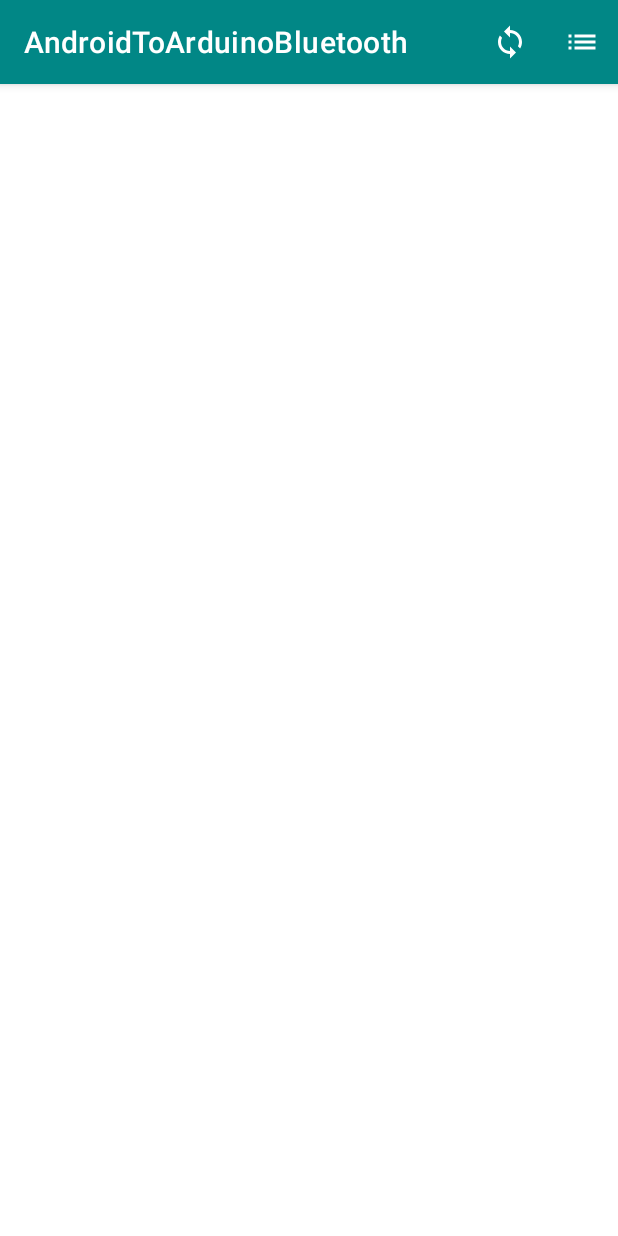
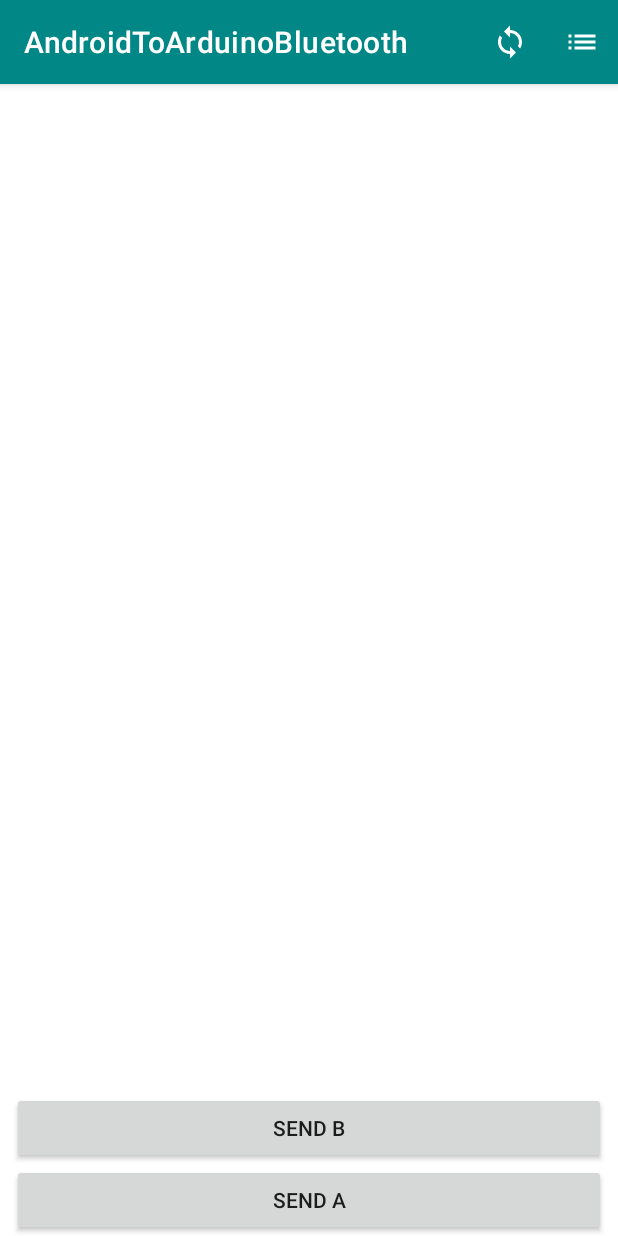
Before and after one commit to Nurlyy/KotlinAndroidToArduinoTerminal, an Android app: the screen it shows after launch (ControlActivity), on a phone screen of 412 x 824 dp. Run offline under Robolectric (Android 15) with nearby library versions, the phone set to English and light mode, and no system bars.

```diff
--- a/app/build.gradle
+++ b/app/build.gradle
@@ -24,7 +24,8 @@ android {
     }
 
     buildFeatures{
-        viewBinding true
+        dataBinding = true
+        viewBinding = true
     }
 
     compileOptions {
--- a/app/src/main/java/com/example/androidtoarduinobluetooth/ControlActivity.kt
+++ b/app/src/main/java/com/example/androidtoarduinobluetooth/ControlActivity.kt
@@ -1,5 +1,7 @@
 package com.example.androidtoarduinobluetooth
 
+import android.bluetooth.BluetoothManager
+import android.content.Context
 import android.content.Intent
 import androidx.appcompat.app.AppCompatActivity
 import android.os.Bundle
@@ -10,14 +12,33 @@ import androidx.activity.result.ActivityResultLauncher
 import androidx.activity.result.contract.ActivityResultContracts
 import com.example.androidtoarduinobluetooth.databinding.ActivityControlBinding
 
+
 class ControlActivity : AppCompatActivity() {
     private lateinit var binding: ActivityControlBinding
     private lateinit var actListLauncher: ActivityResultLauncher<Intent>
+    lateinit var btConnection: BtConnection
+    private var listItem: ListItem? = null
+
     override fun onCreate(savedInstanceState: Bundle?) {
         binding = ActivityControlBinding.inflate(layoutInflater)
         super.onCreate(savedInstanceState)
         setContentView(binding.root)
         onBtListResult()
+        init()
+        binding.apply{
+            bA.setOnClickListener{
+                btConnection.sendMessage("A")
+            }
+            bB.setOnClickListener{
+                btConnection.sendMessage("B")
+            }
+        }
+    }
+
+    private fun init(){
+        val btManager = getSystemService(Context.BLUETOOTH_SERVICE) as BluetoothManager
+        val btAdapter = btManager.adapter
+        btConnection = BtConnection(btAdapter)
     }
 
     override fun onCreateOptionsMenu(menu: Menu?): Boolean {
@@ -29,7 +50,11 @@ class ControlActivity : AppCompatActivity() {
         if(item.itemId == R.id.id_btList){
             actListLauncher.launch(Intent(this, BtListActivity::class.java))
         }
-        else if(item.itemId == R.id.id_connect){}
+        else if(item.itemId == R.id.id_connect){
+            listItem.let{
+                btConnection.connect(it?.mac!!)
+            }
+        }
         return super.onOptionsItemSelected(item)
     }
 
@@ -38,7 +63,7 @@ class ControlActivity : AppCompatActivity() {
         actListLauncher = registerForActivityResult(
             ActivityResultContracts.StartActivityForResult()){
             if(it.resultCode == RESULT_OK){
-                Log.d("MyLog", "Name: ${(it.data?.getSerializableExtra(BtListActivity.DEVICE_KEY) as ListItem).name}")
+                listItem = it.data?.getSerializableExtra(BtListActivity.DEVICE_KEY) as ListItem
             }
         }
 
--- a/app/src/main/res/layout/activity_control.xml
+++ b/app/src/main/res/layout/activity_control.xml
@@ -6,4 +6,24 @@
     android:layout_height="match_parent"
     tools:context=".ControlActivity">
 
+    <Button
+        android:id="@+id/bB"
+        android:layout_width="0dp"
+        android:layout_height="wrap_content"
+        android:text="Send B"
+        app:layout_constraintBottom_toTopOf="@+id/bA"
+        app:layout_constraintEnd_toEndOf="@+id/bA"
+        app:layout_constraintStart_toStartOf="@+id/bA" />
+
+    <Button
+        android:id="@+id/bA"
+        android:layout_width="0dp"
+        android:layout_height="wrap_content"
+        android:layout_marginStart="8dp"
+        android:layout_marginEnd="8dp"
+        android:text="Send A"
+        app:layout_constraintBottom_toBottomOf="parent"
+        app:layout_constraintEnd_toEndOf="parent"
+        app:layout_constraintStart_toStartOf="parent" />
+
 </androidx.constraintlayout.widget.ConstraintLayout>
--- a/build.gradle
+++ b/build.gradle
@@ -5,6 +5,8 @@ plugins {
     id 'org.jetbrains.kotlin.android' version '1.6.10' apply false
 }
 
+
+
 task clean(type: Delete) {
     delete rootProject.buildDir
 }
```
Also changed, not shown: app/src/main/java/com/example/androidtoarduinobluetooth/BtConnection.kt (added, +21 -0 lines), app/src/main/java/com/example/androidtoarduinobluetooth/ConnectThread.kt (added, +44 -0 lines), app/src/main/java/com/example/androidtoarduinobluetooth/ReceiveThread.kt (added, +47 -0 lines).
